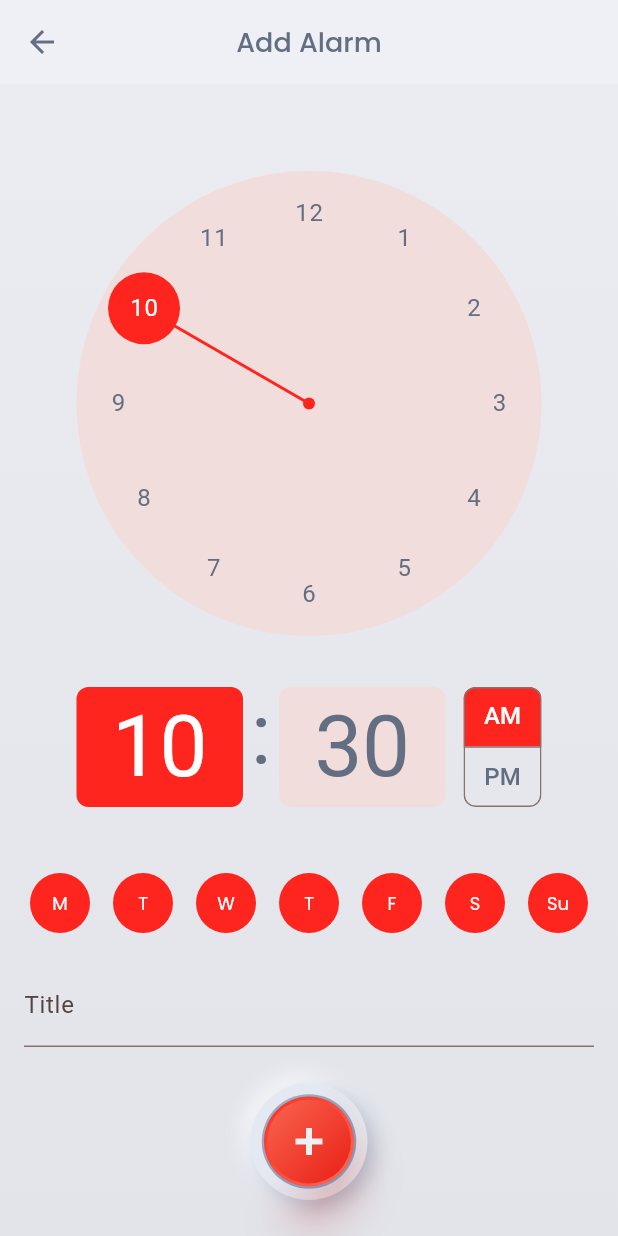
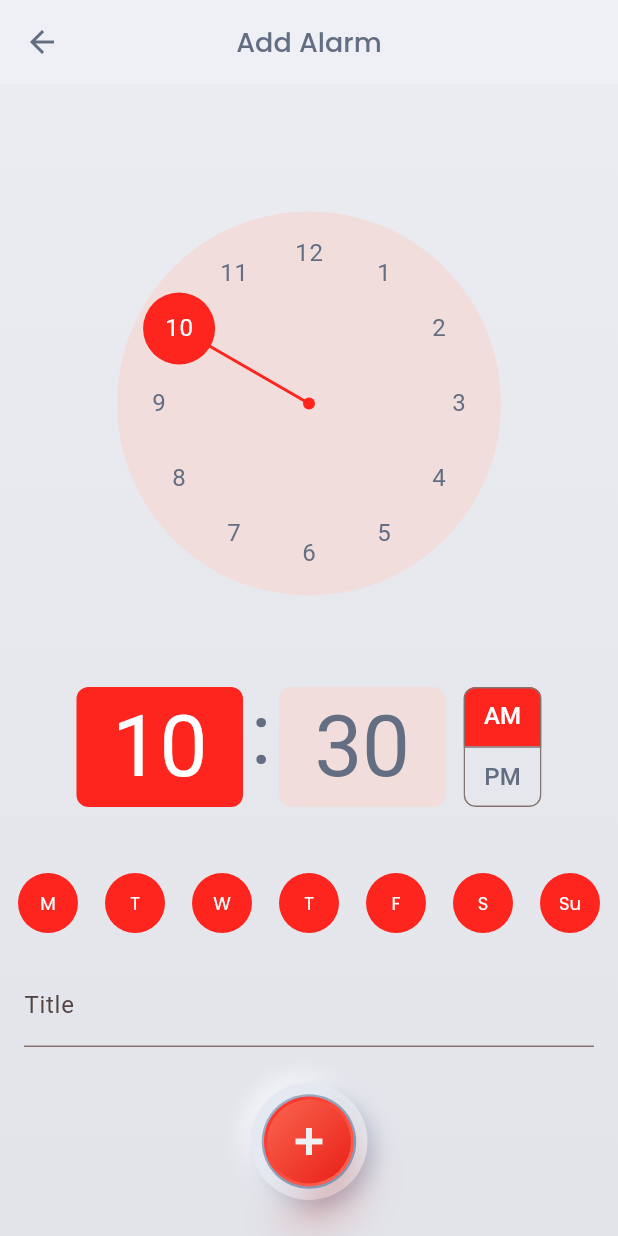
Before and after one commit to adeeteya/Awake-AlarmApp, a Flutter app: the AddAlarmScreen screen opened by its route, on a phone screen of 412 x 824 dp. Run offline on Flutter 3.47's test engine with Material 3 defaults, Android fonts, the phone set to English and light mode, and no system bars; our stand-ins replace device_preview_plus, file_picker, flutter_bloc, go_router, lottie, permission_handler and 3 more; missing offline and left inert: alarm, flutter_inset_box_shadow_update, mobile_scanner; accounts and stored records are empty.

Commit message:
🐛 fixed the add alarm screen

```diff
--- a/lib/screens/add_alarm_screen.dart
+++ b/lib/screens/add_alarm_screen.dart
@@ -239,18 +239,22 @@ class _AddAlarmScreenState extends State<AddAlarmScreen> {
                   ),
                 ),
                 SingleChildScrollView(
-                  padding: const EdgeInsets.all(16),
+                  padding: const EdgeInsets.symmetric(vertical: 16),
                   child: Column(
                     children: [
-                      _daySelector(isDark),
-                      const SizedBox(height: 16),
-                      TextField(
-                        controller: _titleController,
-                        focusNode: _focusNode,
-                        decoration: const InputDecoration(labelText: 'Title'),
-                        onSubmitted: (_) => _addAlarm(),
+                      Padding(
+                        padding: const EdgeInsets.symmetric(horizontal: 8),
+                        child: _daySelector(isDark),
                       ),
-                      const SizedBox(height: 16),
+                      Padding(
+                        padding: const EdgeInsets.all(16),
+                        child: TextField(
+                          controller: _titleController,
+                          focusNode: _focusNode,
+                          decoration: const InputDecoration(labelText: 'Title'),
+                          onSubmitted: (_) => _addAlarm(),
+                        ),
+                      ),
                       IconButton(
                         tooltip:
                             widget.alarmModel == null
--- a/lib/screens/settings_screen.dart
+++ b/lib/screens/settings_screen.dart
@@ -421,6 +421,7 @@ class SettingsScreen extends StatelessWidget {
                     ],
                   ),
                 ),
+                const SizedBox(height: 23),
               ],
             );
           },
--- a/lib/widgets/time_picker.dart
+++ b/lib/widgets/time_picker.dart
@@ -610,13 +610,20 @@ class _TimePickerState extends State<_TimePicker> with RestorationMixin {
             ),
           ),
         );
-
         switch (orientation) {
           case Orientation.portrait:
             picker = Column(
               mainAxisSize: MainAxisSize.min,
               crossAxisAlignment: CrossAxisAlignment.stretch,
-              children: [Expanded(child: dial), const _TimePickerHeader()],
+              children: [
+                Expanded(
+                  child: Column(
+                    mainAxisSize: MainAxisSize.min,
+                    children: [Expanded(child: dial)],
+                  ),
+                ),
+                const _TimePickerHeader(),
+              ],
             );
           case Orientation.landscape:
             picker = Column(
```
